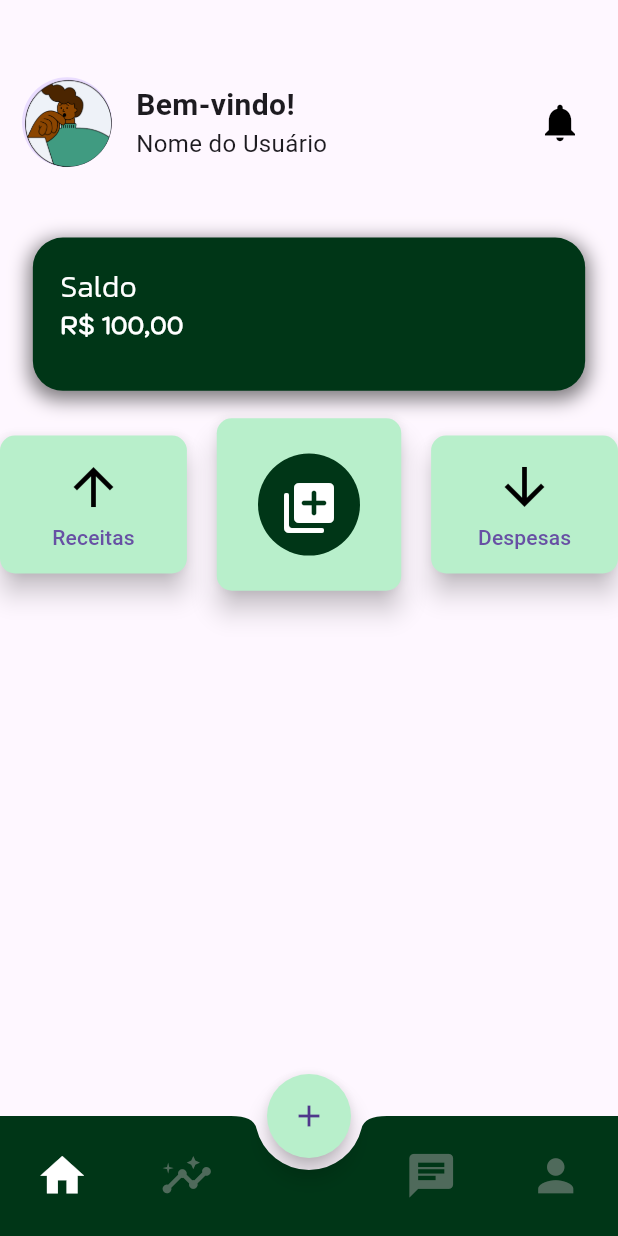
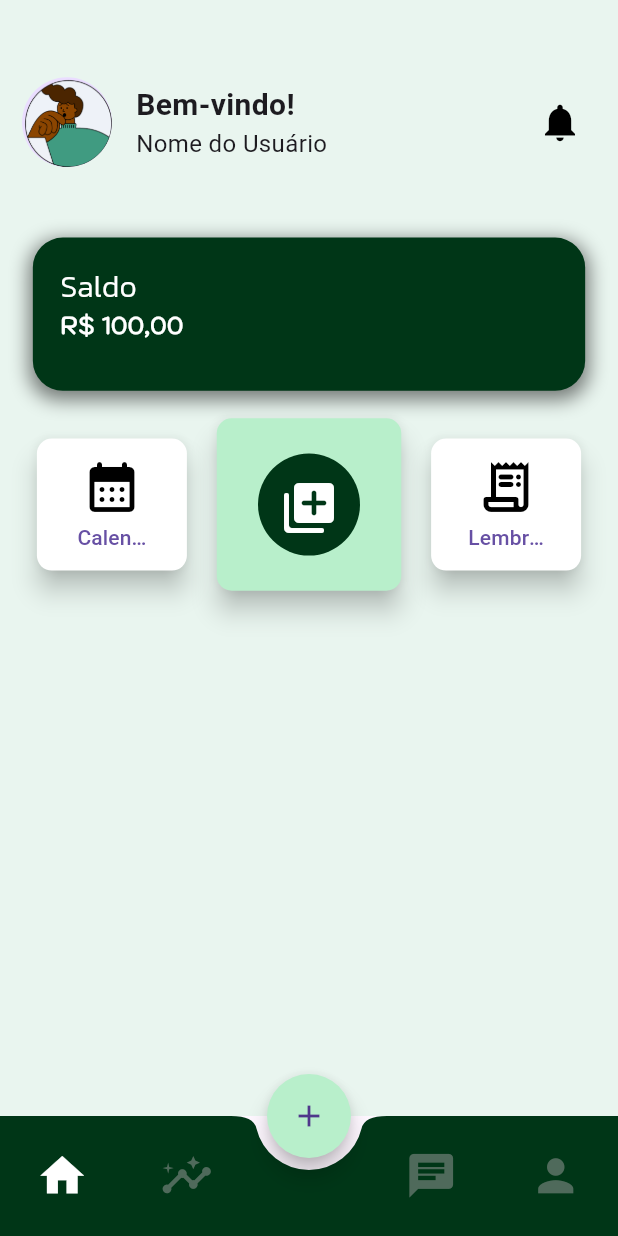
Before and after one commit to devgrc/teste_flutter, a Flutter app: the HomePage screen opened directly, on a phone screen of 412 x 824 dp. Run offline on Flutter 3.47's test engine with Material 3 defaults, Android fonts, the phone set to English and light mode, and no system bars; statements that could not run were skipped.

Commit message:
feat: :sparkles: Adiciona o botão calendário e o botão lembretes a homepage

```diff
--- a/lib/features/home/home_page.dart
+++ b/lib/features/home/home_page.dart
@@ -10,8 +10,10 @@ class HomePage extends StatefulWidget {
 }
 
 class _HomePageState extends State<HomePage> {
-  double get TextScaleFactor => MediaQuery.of(context).size.width < 360.0 ? 0.7 : 1.0;
-  double get iconsize => MediaQuery.of(context).size.width < 360.0 ? 16.0 : 24.0;
+  double get TextScaleFactor =>
+      MediaQuery.of(context).size.width < 360.0 ? 0.7 : 1.0;
+  double get iconsize =>
+      MediaQuery.of(context).size.width < 360.0 ? 16.0 : 24.0;
   int _selectedIndex = 0;
 
   final List<Widget> _widgetOptions = <Widget>[
@@ -33,7 +35,8 @@ class _HomePageState extends State<HomePage> {
     final textScaleFactor = MediaQuery.textScaleFactorOf(context);
 
     return Scaffold(
-      body: SingleChildScrollView(
+      body: Container(
+        color: const Color(0x00b8efcb).withOpacity(0.3),
         child: Column(
           children: [
             // Seção de boas-vindas
@@ -48,7 +51,8 @@ class _HomePageState extends State<HomePage> {
                       children: [
                         const CircleAvatar(
                           radius: 30.0,
-                          backgroundImage: AssetImage('assets/images/avatar.png'),
+                          backgroundImage:
+                              AssetImage('assets/images/avatar.png'),
                         ),
                         SizedBox(width: 16.0),
                         Column(
@@ -63,7 +67,8 @@ class _HomePageState extends State<HomePage> {
                             ),
                             Text(
                               'Nome do Usuário',
-                              style: TextStyle(fontSize: 16.0 * textScaleFactor),
+                              style:
+                                  TextStyle(fontSize: 16.0 * textScaleFactor),
                             ),
                           ],
                         ),
@@ -104,8 +109,12 @@ class _HomePageState extends State<HomePage> {
                   child: Column(
                     crossAxisAlignment: CrossAxisAlignment.start,
                     children: [
-                      Text('Saldo', style: AppTextStyles.KanitSaldo.copyWith(fontSize: 20 * textScaleFactor)),
-                      Text('R\$ 100,00', style: AppTextStyles.KodchasanValor.copyWith(fontSize: 16 * textScaleFactor)),
+                      Text('Saldo',
+                          style: AppTextStyles.KanitSaldo.copyWith(
+                              fontSize: 20 * textScaleFactor)),
+                      Text('R\$ 100,00',
+                          style: AppTextStyles.KodchasanValor.copyWith(
+                              fontSize: 16 * textScaleFactor)),
                     ],
                   ),
                 ),
@@ -116,14 +125,16 @@ class _HomePageState extends State<HomePage> {
                     mainAxisAlignment: MainAxisAlignment.center,
                     children: [
                       // Botão Receitas
-                      Expanded(
+                      Container(
+                        height: 88.0, // Altura definida
+                        width: 100.0, // Largura definida
                         child: ElevatedButton(
                           onPressed: () {
-                            print('Botão esquerdo pressionado!');
+                            print('Botão Calendário pressionado!');
                           },
                           style: ElevatedButton.styleFrom(
-                            minimumSize: Size(70.w, 100.h),
-                            backgroundColor: const Color(0xFFB8EFCB),
+                            backgroundColor:
+                                const Color.fromARGB(255, 255, 255, 255),
                             elevation: 7.0,
                             shadowColor: const Color(0xFF000000),
                             shape: RoundedRectangleBorder(
@@ -133,31 +144,39 @@ class _HomePageState extends State<HomePage> {
                           child: Column(
                             mainAxisAlignment: MainAxisAlignment.center,
                             children: [
+                              const Icon(Icons.calendar_month_rounded,
+                                  color: Colors.black, size: 40.0),
                               const SizedBox(
-                                height: 40.0,
-                                width: 52.0,
-                                child: Icon(Icons.arrow_upward,
-                                    color: Colors.black, size: 40.0),
+                                  height:
+                                      4.0), // Espaçamento entre ícone e texto
+                              Text(
+                                'Calendário', // Mude aqui para o texto desejado
+                                style:
+                                    AppTextStyles.KantumruyDespRecei.copyWith(
+                                        fontSize: 11 * textScaleFactor),
+                                textAlign: TextAlign.center,
+                                overflow:
+                                    TextOverflow.ellipsis, // Para evitar quebra
                               ),
-                              SizedBox(height: 4.0),
-                              Text('Receitas',
-                                  style: AppTextStyles.KantumruyDespRecei.copyWith(fontSize: 16 * textScaleFactor)),
                             ],
                           ),
                         ),
                       ),
+
                       SizedBox(width: 20.w),
                       const BotaoAdd(),
                       SizedBox(width: 20.w),
                       // Botão Despesas
-                      Expanded(
+                      Container(
+                        height: 88.0, // Altura definida
+                        width: 100.0, // Largura definida
                         child: ElevatedButton(
                           onPressed: () {
-                            print('Botão direito pressionado!');
+                            print('Botão Lembretes pressionado!');
                           },
                           style: ElevatedButton.styleFrom(
-                            minimumSize: Size(70.w, 100.h),
-                            backgroundColor: const Color(0xFFB8EFCB),
+                            backgroundColor:
+                                const Color.fromARGB(255, 255, 255, 255),
                             elevation: 7.0,
                             shadowColor: const Color(0xFF000000),
                             shape: RoundedRectangleBorder(
@@ -167,15 +186,20 @@ class _HomePageState extends State<HomePage> {
                           child: Column(
                             mainAxisAlignment: MainAxisAlignment.center,
                             children: [
+                              const Icon(Icons.receipt_long_rounded,
+                                  color: Colors.black, size: 40.0),
                               const SizedBox(
-                                height: 40.0,
-                                width: 40.0,
-                                child: Icon(Icons.arrow_downward,
-                                    color: Colors.black, size: 40.0),
+                                  height:
+                                      4.0), // Espaçamento entre ícone e texto
+                              Text(
+                                'Lembretes', // Mude aqui para o texto desejado
+                                style:
+                                    AppTextStyles.KantumruyDespRecei.copyWith(
+                                        fontSize: 11 * textScaleFactor),
+                                textAlign: TextAlign.center,
+                                overflow:
+                                    TextOverflow.ellipsis, // Para evitar quebra
                               ),
-                              const SizedBox(height: 4.0),
-                              Text('Despesas',
-                                  style: AppTextStyles.KantumruyDespRecei.copyWith(fontSize: 16 * textScaleFactor)),
                             ],
                           ),
                         ),
```
